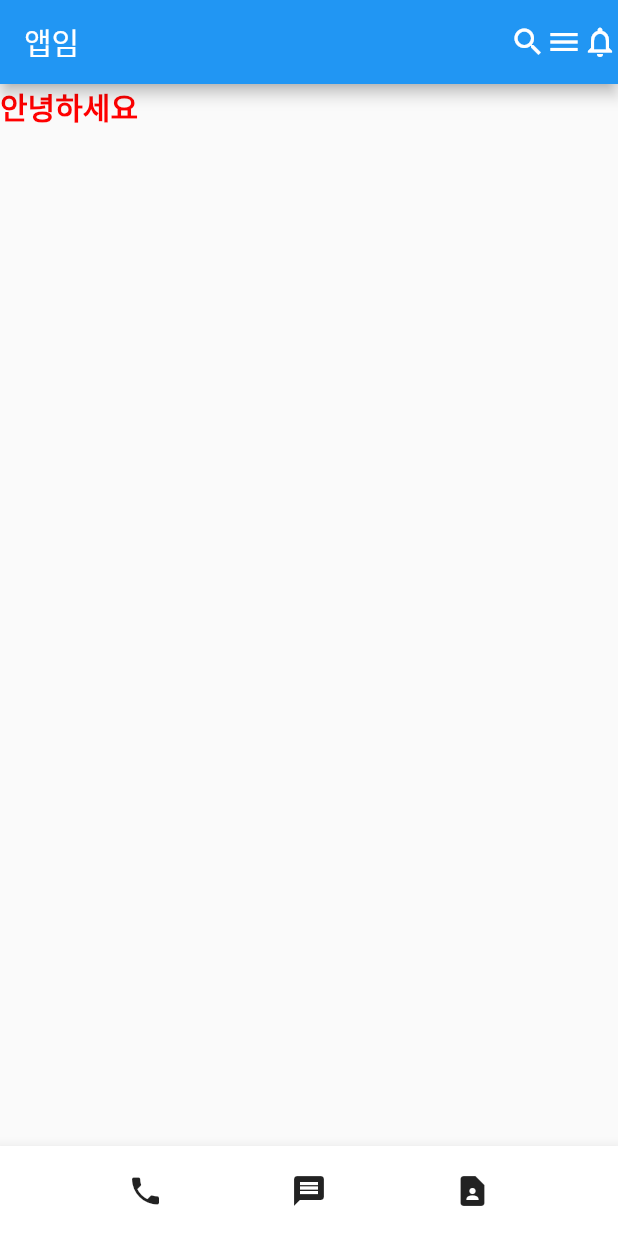
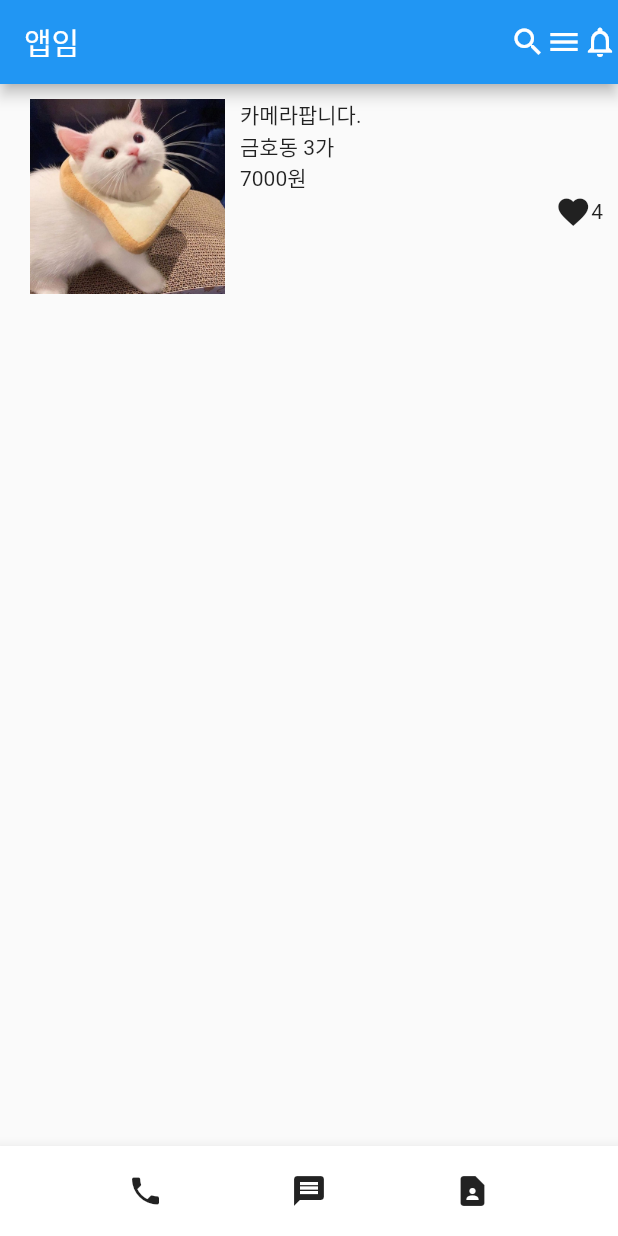
Before and after one commit to Sophia9156/flutter-contact, a Flutter app: the screen it shows after launch, on a phone screen of 412 x 824 dp. Run offline on Flutter 3.47's test engine with Material 2 defaults, Android fonts, the phone set to English and light mode, and no system bars.

Commit message:
design: 목록 아이템 레이아웃 추가

```diff
--- a/lib/main.dart
+++ b/lib/main.dart
@@ -19,14 +19,30 @@ class MyApp extends StatelessWidget {
           Icon(Icons.notifications_none_outlined)
         ],
       ),
-      body: SizedBox(
-          child: Text(
-        "안녕하세요",
-        style: TextStyle(
-            color: Color(0xffff0000),
-            fontSize: 20,
-            fontWeight: FontWeight.w700),
-      )),
+      body: Container(
+          height: 150,
+          padding: EdgeInsets.all(10),
+          child: Row(
+            children: [
+              Image.asset(
+                "assets/cat1.jpeg",
+                width: 150,
+              ),
+              Expanded(
+                child: Column(
+                    crossAxisAlignment: CrossAxisAlignment.start,
+                    children: [
+                      Text("카메라팝니다."),
+                      Text("금호동 3가"),
+                      Text("7000원"),
+                      Row(
+                        mainAxisAlignment: MainAxisAlignment.end,
+                        children: [Icon(Icons.favorite), Text("4")],
+                      )
+                    ]),
+              )
+            ],
+          )),
       bottomNavigationBar: BottomAppBar(
         child: SizedBox(
             height: 60,
```
